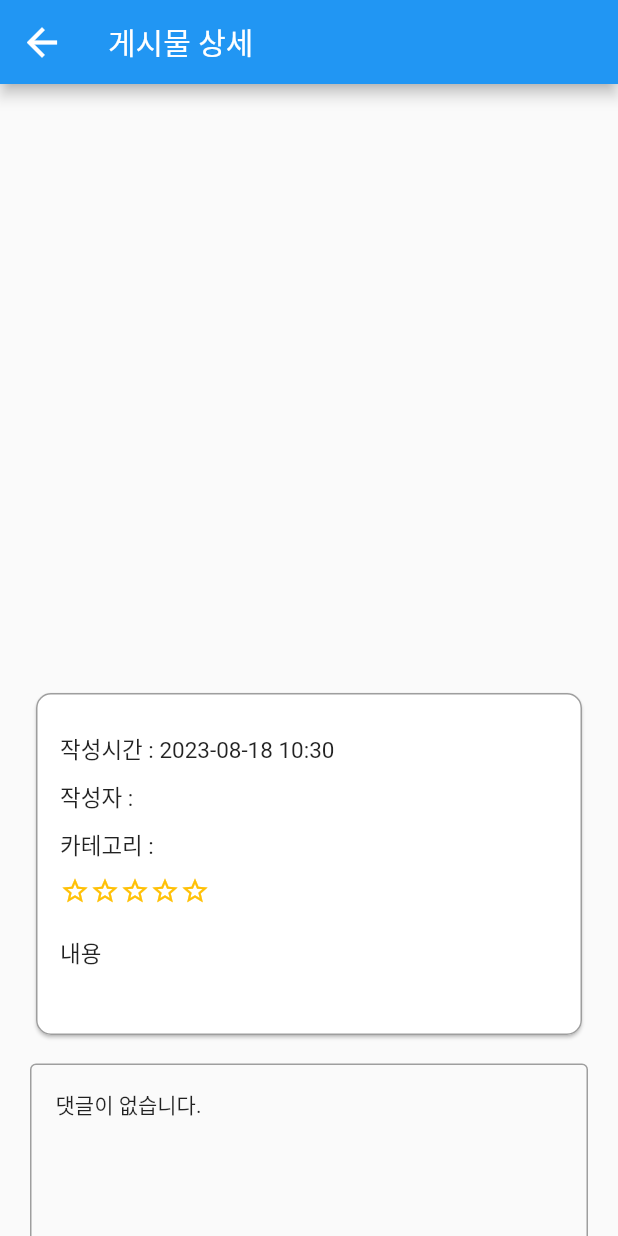
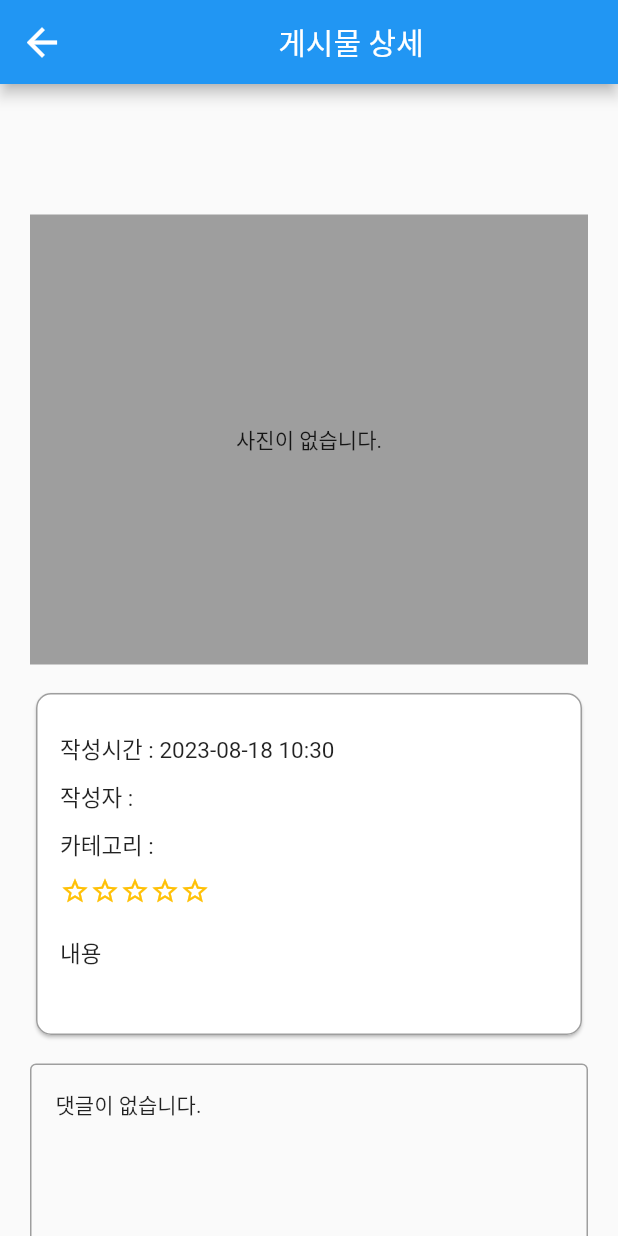
Before and after one commit to aa000098/serverless-review-web-project, a Flutter app: the ShowDetailPage screen opened directly with empty values, on a phone screen of 412 x 824 dp. Run offline on Flutter 3.47's test engine with Material 2 defaults, Android fonts, the phone set to English and light mode, and no system bars; our stand-ins replace dotted_border, flutter_dotenv, image_picker; network calls fail.

Commit message:
사진 수정중

```diff
--- a/app/frontend/flutter_application_1/lib/main.dart
+++ b/app/frontend/flutter_application_1/lib/main.dart
@@ -32,7 +32,26 @@ class LoginPage extends StatelessWidget {
   Widget build(BuildContext context) {
     return Scaffold(
       appBar: AppBar(
-        title: Text('Login'),
+        leading: IconButton(
+          onPressed: () {
+            Navigator.pushReplacement(
+              context,
+              MaterialPageRoute(
+                builder: (context) => MainPage(),
+              ),
+            );
+          },
+          icon: Icon(
+            Icons.arrow_back,
+            size: 30,
+          ),
+        ),
+        title: Row(
+          mainAxisAlignment: MainAxisAlignment.center,
+          children: [
+            Text('로그인'),
+          ],
+        ),
       ),
       body: Center(
         child: LoginForm(),
@@ -248,7 +267,7 @@ class _LoginFormState extends State<LoginForm> {
               controller: _emailController,
               decoration: InputDecoration(
                 border: OutlineInputBorder(),
-                labelText: 'Email',
+                labelText: 'ID',
               ),
             ),
           ),
@@ -494,13 +513,17 @@ class _PostReviewState extends State<ShowWritingPage> {
                     },
                   );
                 } else {
-                  addPost(
-                      title, category, content, userID, score, _selectedImage);
+                  addPost(title, category, content, userID, score,
+                          _selectedImage)
+                      .then(
+                    (_) {
                       Navigator.pushReplacement(
                         context,
                         MaterialPageRoute(
                           builder: (context) => MainPage(userid: widget.userid),
                         ),
+                      );
+                    },
                   );
                 }
               },
@@ -804,7 +827,9 @@ class _MainPageState extends State<MainPage> {
             } else {
               List<Post> posts = snapshot.data ?? [];
               return posts.isEmpty
-                  ? Text('게시물이 없습니다.')
+                  ? Center(
+                      child: Text('게시물이 없습니다.'),
+                    )
                   : ListView.builder(
                       itemCount: posts.length,
                       itemBuilder: (context, index) {
@@ -930,7 +955,7 @@ class _ShowDetailPageState extends State<ShowDetailPage> {
   final TextEditingController _commentController = TextEditingController();
   final TextEditingController _editedContentController =
       TextEditingController();
-  final PageController _pageController = PageController(initialPage: 0);
+  int _currentPage = 0;
   Future<List<Comment>> comments = Future<List<Comment>>.value([]);
 
   Future<void> _submitComment(postid, content, userid) async {
@@ -976,19 +1001,25 @@ class _ShowDetailPageState extends State<ShowDetailPage> {
             size: 30,
           ),
         ),
-        title: Text('게시물 상세'),
+        title: Row(
+          mainAxisAlignment: MainAxisAlignment.center,
+          children: [
+            Text('게시물 상세'),
+          ],
+        ),
         actions: [
           isCurrentUserAuthor
               ? PopupMenuButton(
                   onSelected: (value) {
                     if (value == 'delete') {
-                      deletePost(post.postid);
+                      deletePost(post.postid).then((_) {
                         Navigator.pushReplacement(
                           context,
                           MaterialPageRoute(
                             builder: (context) => MainPage(userid: userid),
                           ),
                         );
+                      });
                     }
                   },
                   itemBuilder: (BuildContext context) => [
@@ -1010,32 +1041,102 @@ class _ShowDetailPageState extends State<ShowDetailPage> {
               Column(
                 mainAxisAlignment: MainAxisAlignment.center,
                 children: [
-                  Text(
+                  SizedBox(
+                    width: 500,
+                    child: Text(
                       post.title,
                       style: TextStyle(
                         fontSize: 40,
                       ),
+                      textAlign: TextAlign.center,
+                    ),
                   ),
                   SizedBox(height: 20),
+                  post.imagefiles.isEmpty
+                      ? SizedBox(
+                          height: 300,
+                          width: 400,
+                          child: Container(
+                            color: Colors.grey,
+                            child: Center(
+                              child: Text('사진이 없습니다.'),
+                            ),
+                          ),
+                        )
+                      : Stack(
+                          alignment: Alignment.bottomRight,
+                          children: [
                             SizedBox(
                               height: 300,
                               width: 400,
                               child: PageView.builder(
                                 itemCount: post.imagefiles.length,
-                      controller: _pageController,
+                                onPageChanged: (index) {
+                                  setState(
+                                    () {
+                                      _currentPage = index;
+                                    },
+                                  );
+                                },
                                 itemBuilder: (context, index) {
-                        return Card(
-                          child: post.imagefiles.isEmpty
-                              ? Container(
-                                  color: Colors.grey,
-                                )
-                              : Image.network(
+                                  return SizedBox(
+                                    child: Image.network(
                                       post.imagefiles[index],
                                       fit: BoxFit.cover,
-                                ),
-                        );
-                      },
-                    ),
+                                      errorBuilder: (BuildContext context,
+                                          Object exception,
+                                          StackTrace? stackTrace) {
+                                        return Text('no image');
+                                      },
+                                    ),
+                                  );
+                                },
+                              ),
+                            ),
+                            Container(
+                              padding: const EdgeInsets.symmetric(
+                                  vertical: 5, horizontal: 10),
+                              margin: const EdgeInsets.all(10),
+                              decoration: BoxDecoration(
+                                  color: Colors.black.withOpacity(0.6),
+                                  borderRadius: BorderRadius.circular(500)),
+                              child: Text(
+                                '${_currentPage + 1}/${post.imagefiles.length}',
+                                style: const TextStyle(
+                                  color: Colors.white,
+                                  fontSize: 10,
+                                ),
+                              ),
+                            ),
+                            Positioned(
+                              bottom: 0,
+                              left: 0,
+                              right: 0,
+                              child: Row(
+                                mainAxisAlignment: MainAxisAlignment.center,
+                                children: List.generate(
+                                  post.imagefiles.length,
+                                  (index) {
+                                    return Container(
+                                      width: 8.0,
+                                      height: 8.0,
+                                      margin: const EdgeInsets.symmetric(
+                                        vertical: 10.0,
+                                        horizontal: 5.0,
+                                      ),
+                                      decoration: BoxDecoration(
+                                        shape: BoxShape.circle,
+                                        color: _currentPage == index
+                                            ? Colors.black //Colors.white
+                                            : Colors.grey.withOpacity(
+                                                0.4), //Colors.white.withOpacity(0.4),
+                                      ),
+                                    );
+                                  },
+                                ),
+                              ),
+                            ),
+                          ],
                         ),
                 ],
               ),
@@ -1238,9 +1339,7 @@ class _ShowDetailPageState extends State<ShowDetailPage> {
                                                                                     ],
                                                                                   ),
                                                                                 );
-
                                                                                 await updateComment(commentlist[index].postid, _editedContentController.text, commentlist[index].commentid);
-
                                                                                 await fetchComments();
                                                                               } else if (value == 'delete') {
                                                                                 await deleteComment(commentlist[index].commentid);
@@ -1452,7 +1551,7 @@ class _PostEditState extends State<ShowEditPage> {
         title: Row(
           mainAxisAlignment: MainAxisAlignment.center,
           children: [
-            Text('리뷰쓰기'),
+            Text('리뷰 수정'),
           ],
         ),
         actions: [
```
Also changed, not shown: 1 other file. Lines whose indentation alone changed are shown as unchanged.
